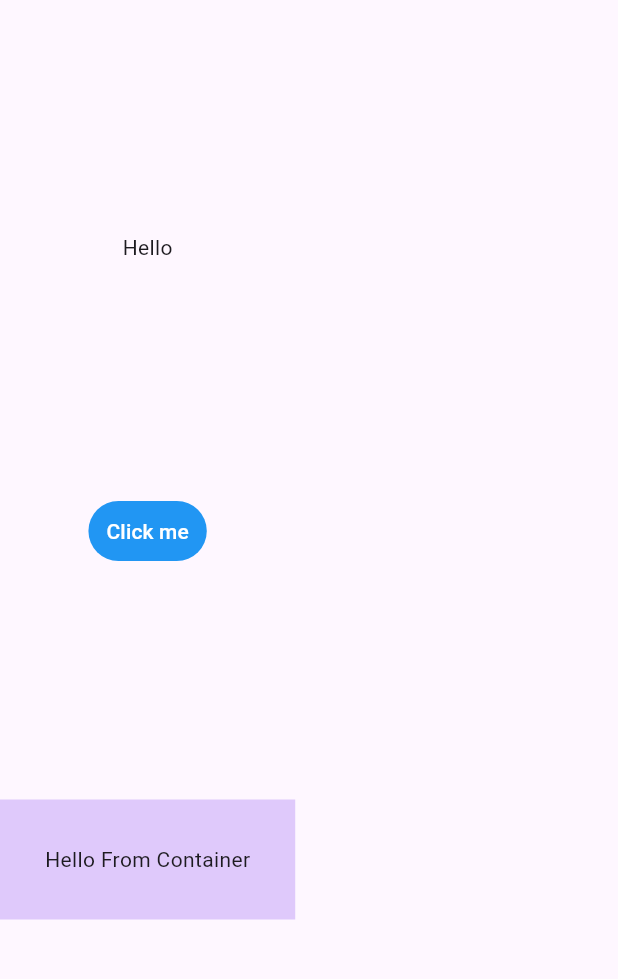
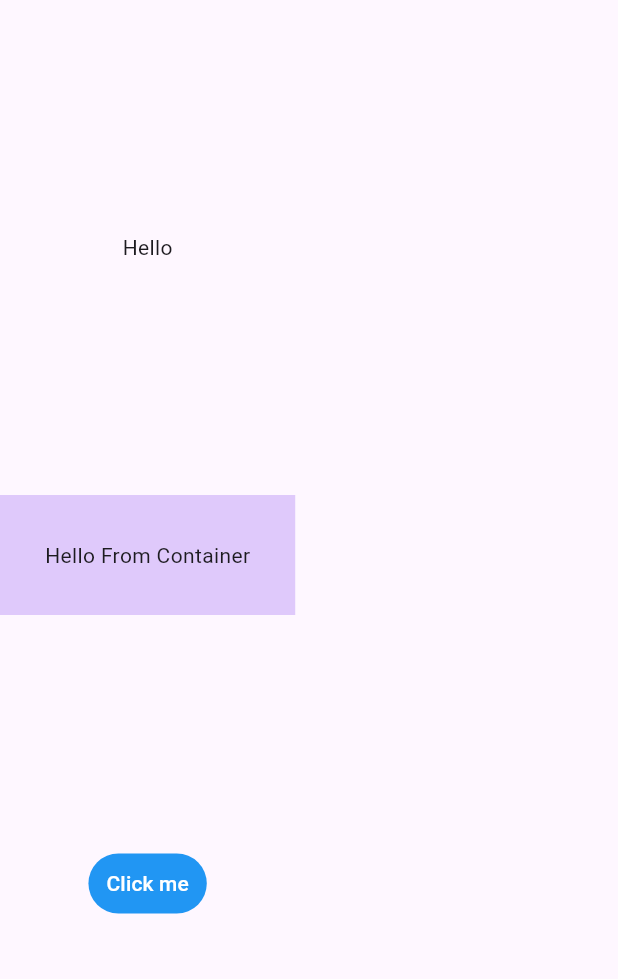
Before and after one commit to faizan-az02/first_app, a Flutter app: the screen it shows after launch, on a phone screen of 412 x 824 dp, the part 84-1063 px from its top. Run offline on Flutter 3.47's test engine with Material 3 defaults, Android fonts, the phone set to English and light mode, and no system bars; project files that could hold a hidden picture were left out.

```diff
--- a/lib/main.dart
+++ b/lib/main.dart
@@ -38,19 +38,19 @@ class Home extends StatelessWidget {
             "Hello",
           ),
 
-          TextButton(
-            onPressed: () {},
-            child: Text("Click me"),
-            style: TextButton.styleFrom(
-              backgroundColor: Colors.blue,
-              foregroundColor: Colors.white,
-            )
-          ),
-
           Container(
             color: Color.fromARGB(55, 108, 33, 238),
             padding: EdgeInsets.all(30),
             child: Text("Hello From Container"),
+          ),
+
+          TextButton(
+            onPressed: () {},
+            style: TextButton.styleFrom(
+              backgroundColor: Colors.blue,
+              foregroundColor: Colors.white,
+            ),
+            child: Text("Click me")
           )
         ]
       )
```
